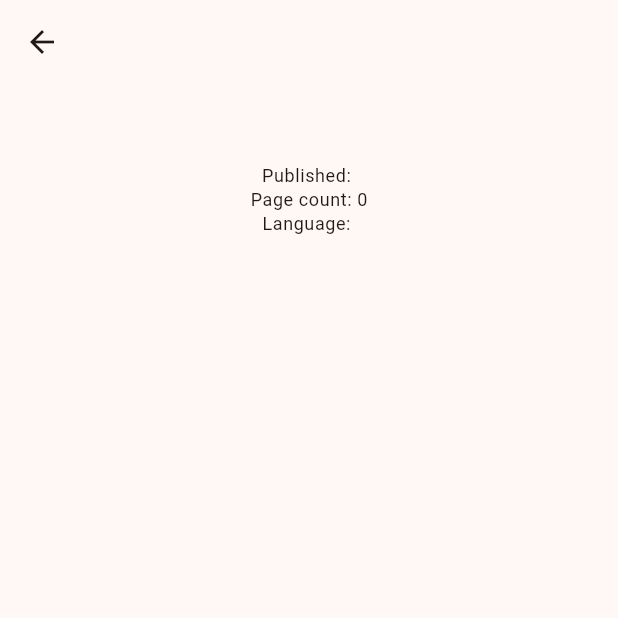
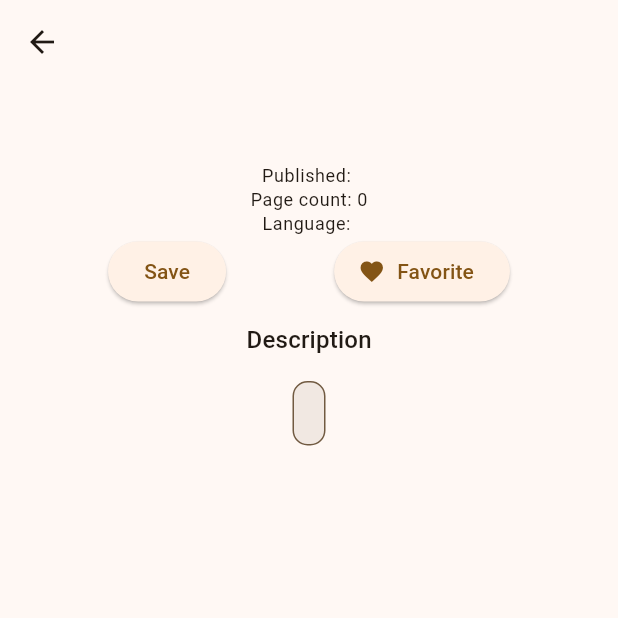
Before and after one commit to pdichone/flutter-course-a-reader-app, a Flutter app: the BookDetailsScreen screen opened directly with empty values, on a phone screen of 412 x 824 dp, the top half of it. Run offline on Flutter 3.47's test engine with Material 3 defaults, Android fonts, the phone set to English and light mode, and no system bars.

Commit message:
Finish the book details screen

```diff
--- a/lib/components/gridview_widget.dart
+++ b/lib/components/gridview_widget.dart
@@ -39,8 +39,10 @@ class GridViewWidget extends StatelessWidget {
                     children: [
                       Padding(
                         padding: const EdgeInsets.all(18.0),
-                        child:
-                            Image.network(book.imageLinks['thumbnail'] ?? ''),
+                        child: Image.network(
+                          book.imageLinks['thumbnail'] ?? '',
+                          scale: 1.2,
+                        ),
                       ),
                       Padding(
                         padding: const EdgeInsets.all(8.0),
--- a/lib/pages/books_details.dart
+++ b/lib/pages/books_details.dart
@@ -55,6 +55,39 @@ class _BookDetailsScreenState extends State<BookDetailsScreen> {
                   Text(
                     'Language: ${book.language}',
                     style: theme.bodySmall,
+                  ),
+                  Row(
+                    mainAxisAlignment: MainAxisAlignment.spaceEvenly,
+                    children: [
+                      ElevatedButton(onPressed: () {}, child: Text('Save')),
+                      ElevatedButton.icon(
+                          onPressed: () {},
+                          icon: Icon(Icons.favorite),
+                          label: Text('Favorite'))
+                    ],
+                  ),
+                  const SizedBox(
+                    height: 10,
+                  ),
+                  Text(
+                    'Description',
+                    style: theme.titleMedium,
+                  ),
+                  const SizedBox(
+                    height: 5,
+                  ),
+                  Container(
+                    margin: EdgeInsets.all(10),
+                    padding: EdgeInsets.all(10),
+                    decoration: BoxDecoration(
+                        color: Theme.of(context)
+                            .colorScheme
+                            .secondary
+                            .withOpacity(0.1),
+                        borderRadius: BorderRadius.circular(10),
+                        border: Border.all(
+                            color: Theme.of(context).colorScheme.secondary)),
+                    child: Text(book.description),
                   )
                 ],
               )
--- a/lib/pages/home_screen.dart
+++ b/lib/pages/home_screen.dart
@@ -25,7 +25,7 @@ class _HomeScreenState extends State<HomeScreen> {
 
       // print("Books: ${books.toString()}");
     } catch (e) {
-      print("Didn't get anything...");
+
     }
     setState(() {}); // go ahead and rebuild the widget
   }
@@ -47,22 +47,7 @@ class _HomeScreenState extends State<HomeScreen> {
                 onSubmitted: (query) => _searchBooks(query),
               ),
             ),
-
             GridViewWidget(books: _books)
-            // Expanded(
-            //   child: SizedBox(
-            //     width: double.infinity,
-            //     child: ListView.builder(
-            //         itemCount: _books.length,
-            //         itemBuilder: (context, index) {
-            //           Book book = _books[index];
-            //           return ListTile(
-            //             title: Text(book.title),
-            //             subtitle: Text(book.authors.join(', & ') ?? ''),
-            //           );
-            //         }),
-            //   ),
-            // )
           ],
         ),
       ),
```
